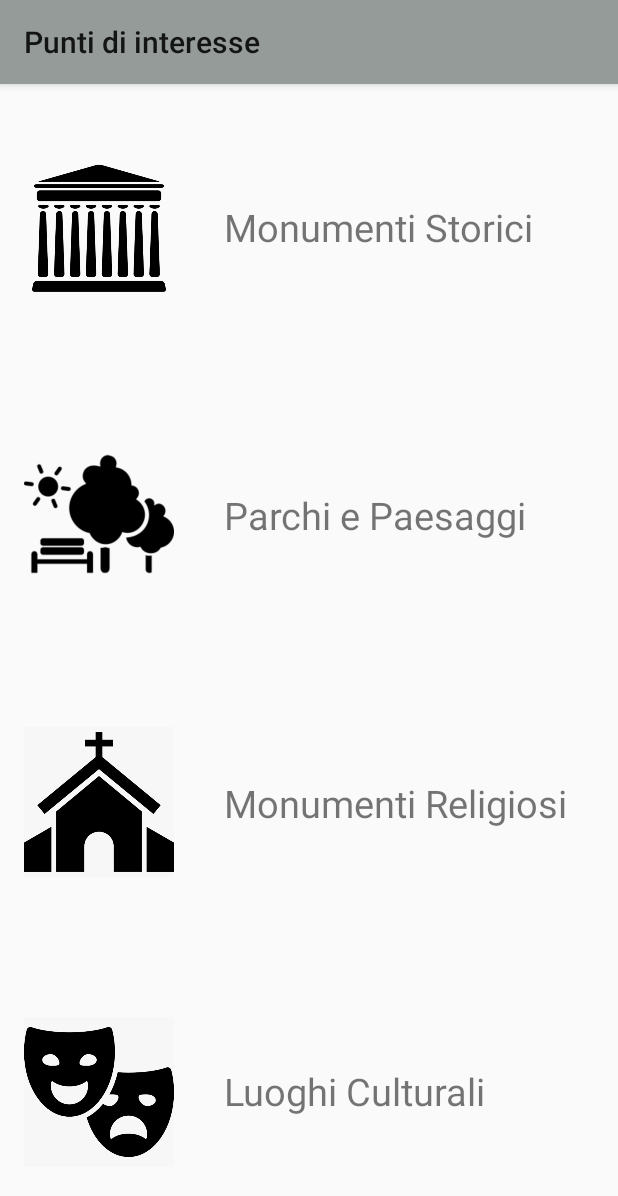
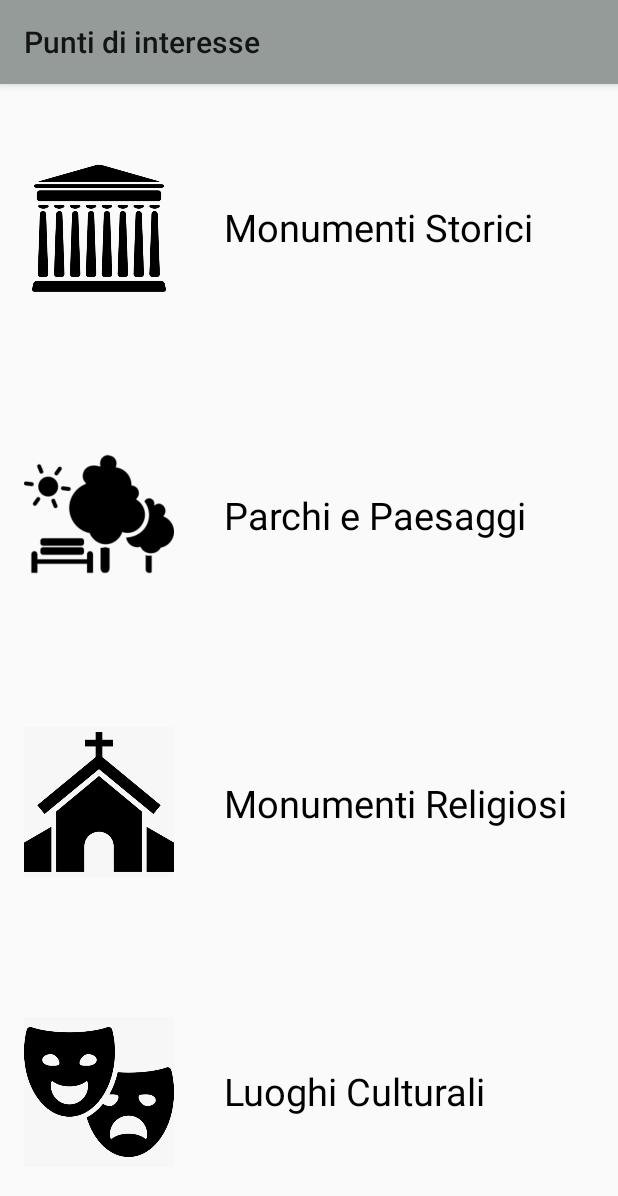
Before and after one commit to Robertotib/AppAncona2, an Android app: the Punti_interesseActivity screen opened directly, with no data from a screen before it, on a phone screen of 412 x 824 dp. Shown: the top 1196 px of the screen. Run offline under Robolectric (Android 15) with nearby library versions, the phone set to English and light mode, and no system bars.

Commit message:
cambio colore titolo

```diff
--- a/app/src/main/res/values/colors.xml
+++ b/app/src/main/res/values/colors.xml
@@ -3,4 +3,5 @@
     <color name="colorPrimary">#959b99</color>
     <color name="colorPrimaryDark">#3d4141</color>
     <color name="colorAccent">#D81B60</color>
+    <color name="colorText">#000000</color>
 </resources>
--- a/app/src/main/res/values/styles.xml
+++ b/app/src/main/res/values/styles.xml
@@ -6,7 +6,8 @@
     <item name="colorPrimary">@color/colorPrimary</item>
     <item name="colorPrimaryDark">@color/colorPrimaryDark</item>
     <item name="colorAccent">@color/colorAccent</item>
-</style>
+    <item name="android:textColor">@color/colorText</item>
+    </style>
 
 
 </resources>
```
